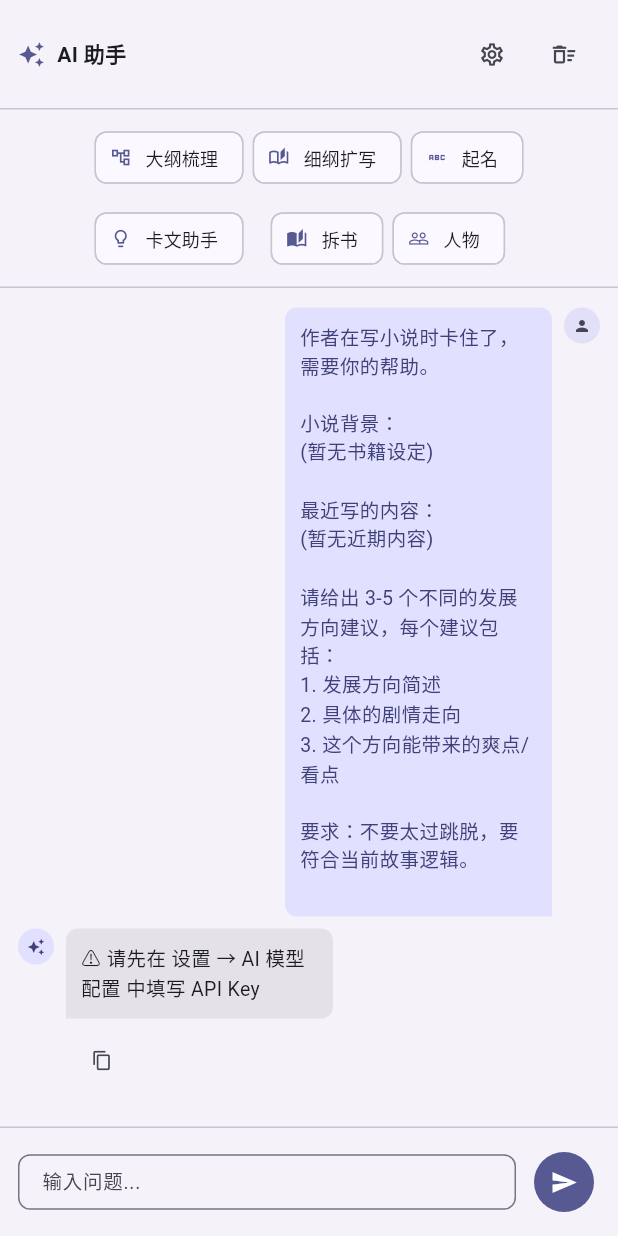
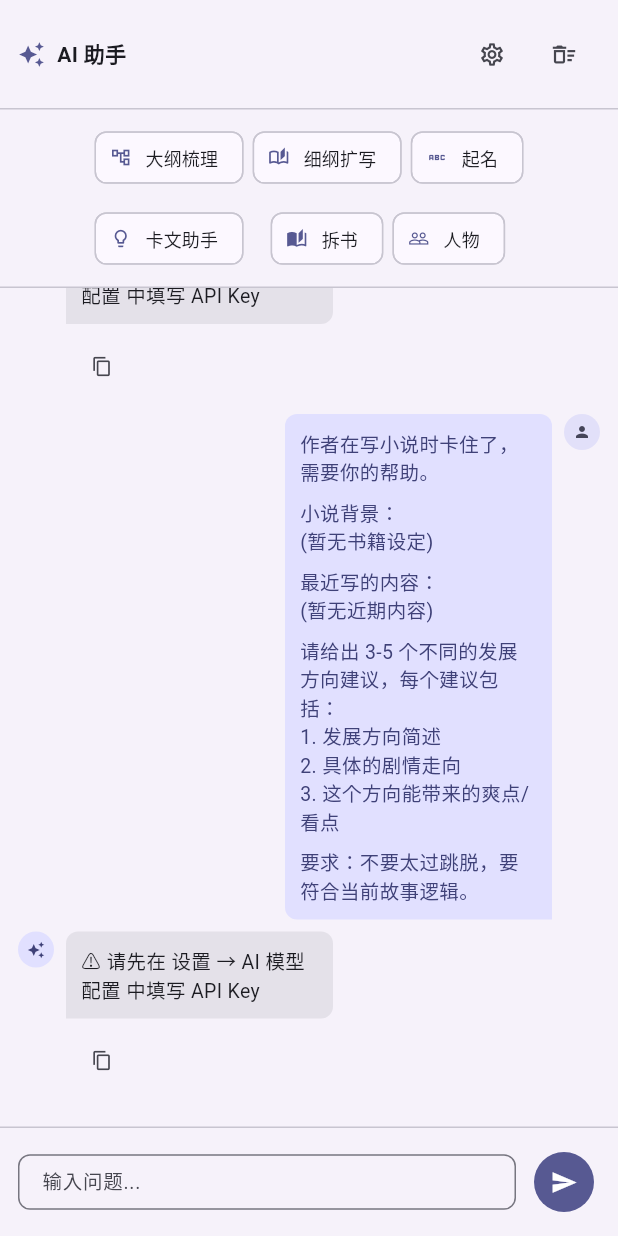
Before and after one commit to KongMingT/WriteAssistant, a Flutter app: the AiPanel widget shown alone on an empty page, opened directly, after a tap on "大纲梳理", after a tap on "细纲扩写", after a tap on "卡文助手", on a phone screen of 412 x 824 dp. Run offline on Flutter 3.47's test engine with Material 3 defaults, Android fonts, the phone set to English and light mode, and no system bars; our stand-ins replace dio, drift, file_picker, flutter_riverpod, flutter_secure_storage; accounts and stored records are empty; generated files the repository leaves out were written again; Roboto replaces fonts that are missing (SimSun).

Commit message:
feat: AI回复按行分段渲染 + SelectableText支持选中复制，大纲结构更清晰

```diff
--- a/lib/features/workspace/ai_panel/ai_panel.dart
+++ b/lib/features/workspace/ai_panel/ai_panel.dart
@@ -192,6 +192,53 @@ class _AiPanelState extends ConsumerState<AiPanel> {
     });
   }
 
+  List<Widget> _buildMessageContent(String text, String fontFamily, bool isUser, ThemeData theme) {
+    final baseColor = isUser
+        ? theme.colorScheme.onPrimaryContainer
+        : theme.colorScheme.onSurface;
+
+    final lines = text.split('\n');
+    final List<Widget> widgets = [];
+    bool prevWasBlank = true;
+
+    for (int i = 0; i < lines.length; i++) {
+      final line = lines[i];
+      final trimmed = line.trim();
+
+      if (trimmed.isEmpty) {
+        prevWasBlank = true;
+        continue;
+      }
+
+      if (prevWasBlank && widgets.isNotEmpty) {
+        widgets.add(const SizedBox(height: 8));
+      }
+      prevWasBlank = false;
+
+      final isBold = trimmed.startsWith('**') && trimmed.endsWith('**') && trimmed.length > 4;
+      final fontSize = isBold ? 14.0 : 13.0;
+
+      widgets.add(
+        SelectableText(
+          isBold ? trimmed.substring(2, trimmed.length - 2) : trimmed,
+          style: TextStyle(
+            fontSize: fontSize,
+            fontFamily: fontFamily,
+            fontWeight: isBold ? FontWeight.bold : FontWeight.normal,
+            color: baseColor,
+            height: 1.4,
+          ),
+        ),
+      );
+    }
+
+    if (widgets.isEmpty) {
+      widgets.add(SelectableText(text, style: TextStyle(fontSize: 13, fontFamily: fontFamily, color: baseColor)));
+    }
+
+    return widgets;
+  }
+
   @override
   Widget build(BuildContext context) {
     final theme = Theme.of(context);
@@ -297,7 +344,10 @@ class _AiPanelState extends ConsumerState<AiPanel> {
                           bottomLeft: !isUser ? Radius.zero : null,
                         ),
                       ),
-                      child: Text(msg.content, style: TextStyle(fontSize: 13, fontFamily: fontFamily, color: isUser ? theme.colorScheme.onPrimaryContainer : theme.colorScheme.onSurface)),
+                      child: Column(
+                        crossAxisAlignment: CrossAxisAlignment.start,
+                        children: _buildMessageContent(msg.content, fontFamily, isUser, theme),
+                      ),
                     ),
                   ),
                   if (isUser) ...[
```
